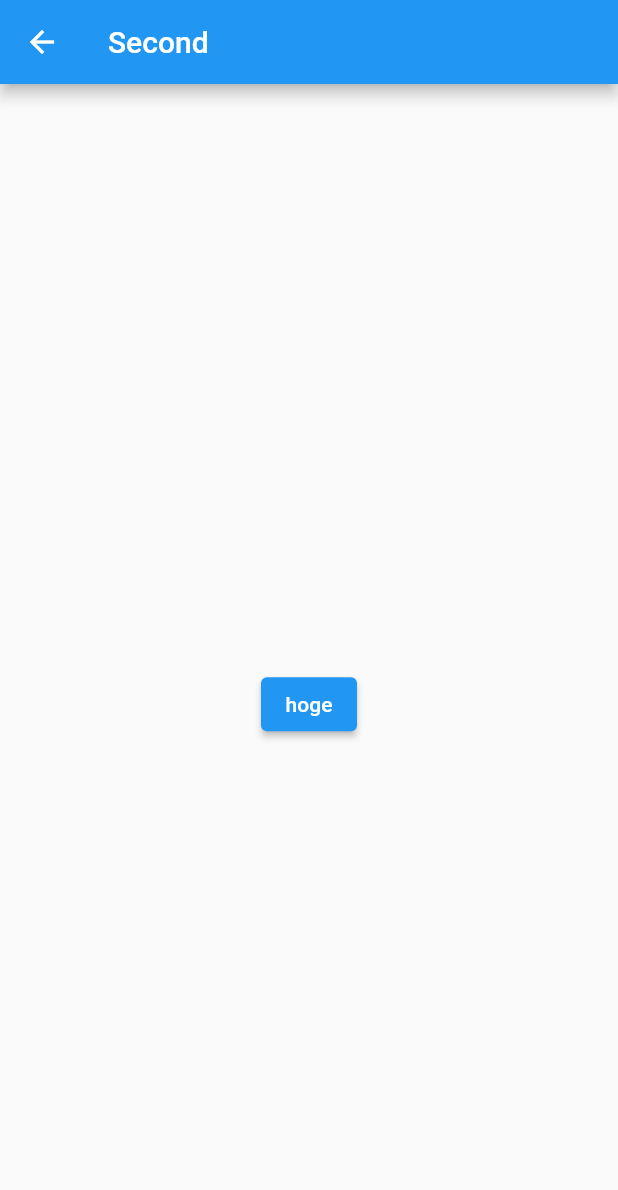
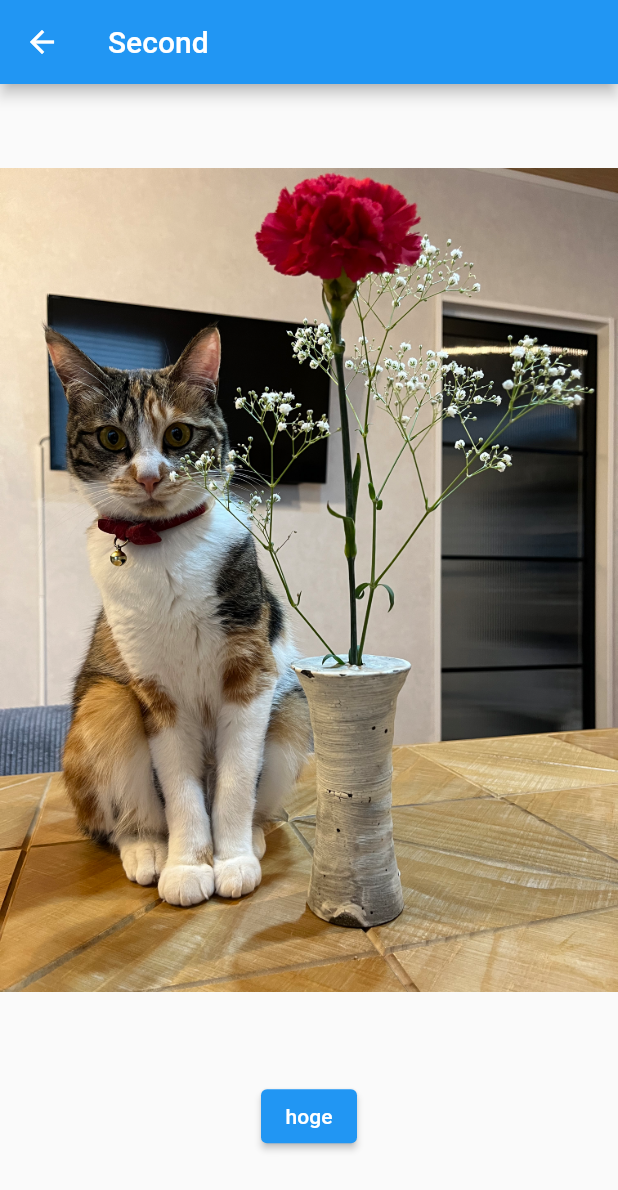
Before and after one commit to adachi-fumiya/flutter-todo, a Flutter app: the screen it shows after launch, after a tap on "hoge", on a phone screen of 412 x 824 dp. Shown: the top 1190 px of the screen. Run offline on Flutter 3.47's test engine with Material 2 defaults, Android fonts, the phone set to English and light mode, and no system bars.

Commit message:
画像を表示

```diff
--- a/lib/first_page.dart
+++ b/lib/first_page.dart
@@ -3,6 +3,8 @@ import 'second_page.dart';
 
 class FirstPage extends StatelessWidget {
   String nameText = '';
+
+  FirstPage({super.key});
   @override
   Widget build(BuildContext context) {
     return Scaffold(
@@ -16,7 +18,7 @@ class FirstPage extends StatelessWidget {
             mainAxisAlignment: MainAxisAlignment.center,
             children: [
               TextField(
-                decoration: InputDecoration(
+                decoration: const InputDecoration(
                   border: OutlineInputBorder()
                 ),
                 onChanged: (text) {
--- a/lib/hoge.dart
+++ b/lib/hoge.dart
@@ -21,6 +21,8 @@ class TodoHogePage extends StatelessWidget {
 }
 
 class ToggleButton extends StatefulWidget {
+  const ToggleButton({super.key});
+
   @override
   _ToggleButtonState createState() => _ToggleButtonState();
 }
@@ -50,8 +52,8 @@ class _ToggleButtonState extends State<ToggleButton> {
             Container(
               width: 25,
               height: 25,
-              margin: EdgeInsets.all(2),
-              decoration: BoxDecoration(
+              margin: const EdgeInsets.all(2),
+              decoration: const BoxDecoration(
                 shape: BoxShape.circle,
                 color: Colors.white,
               ),
--- a/lib/main.dart
+++ b/lib/main.dart
@@ -1,9 +1,11 @@
 import 'package:flutter/material.dart';
 import 'first_page.dart';
 
-void main() => runApp(MyApp());
+void main() => runApp(const MyApp());
 
 class MyApp extends StatelessWidget {
+  const MyApp({super.key});
+
   @override
   Widget build(BuildContext context) {
     return MaterialApp(
--- a/lib/second_page.dart
+++ b/lib/second_page.dart
@@ -1,21 +1,22 @@
 import 'package:flutter/material.dart';
 
 class SecondPage extends StatelessWidget {
-  SecondPage(this.name);
+  const SecondPage(this.name, {super.key});
   final String name;
 
   @override
   Widget build(BuildContext context) {
     return Scaffold(
       appBar: AppBar(
-        title: Text('Second'),
+        title: const Text('Second'),
       ),
       body: Center(
         child: Column(
           mainAxisAlignment: MainAxisAlignment.center,
           children: [
+            Image.asset('images/mona.jpg'),
             Text(name,
-              style: TextStyle(
+              style: const TextStyle(
                 fontSize: 50
               ),
             ),
@@ -23,7 +24,7 @@ class SecondPage extends StatelessWidget {
               onPressed: () => {
                 Navigator.pop(context)
               },
-              child: Text('hoge'),
+              child: const Text('hoge'),
             ),
           ],
         ),
--- a/lib/todo.dart
+++ b/lib/todo.dart
@@ -1,4 +1,3 @@
-import 'package:flutter/material.dart';
 
 class Todo {
   String title;
--- a/pubspec.yaml
+++ b/pubspec.yaml
@@ -60,9 +60,8 @@ flutter:
   uses-material-design: true
 
   # To add assets to your application, add an assets section, like this:
-  # assets:
-  #   - images/a_dot_burr.jpeg
-  #   - images/a_dot_ham.jpeg
+  assets:
+    - images/
 
   # An image asset can refer to one or more resolution-specific "variants", see
   # https://flutter.dev/assets-and-images/#resolution-aware
```
Also changed, not shown: images/kina.jpg (added), images/mona.jpg (added), 4 other files.
